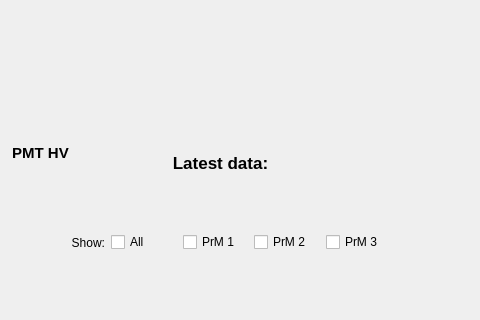
Above: sbndprmdaq/mainwindow.ui from marcodeltutto/SBNDPurityMonitorDAQ before the change; both pictures show x 0 to 480 and y 292 to 612 of the 1000 by 859 pixel window. Below: the same form after it.
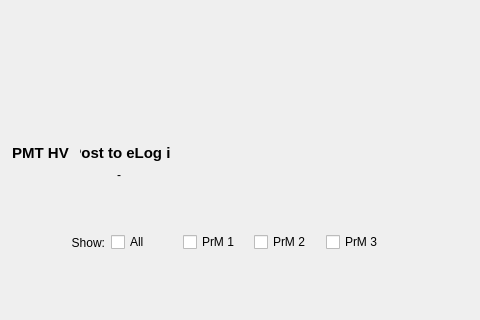
That is the form after the change. Icons and pictures are not drawn. Custom widgets are drawn as their Qt base class.

Commit message: Add timer to post to ecl on GUI

What changed in the file:
```diff
--- a/sbndprmdaq/mainwindow.ui
+++ b/sbndprmdaq/mainwindow.ui
@@ -122,28 +122,6 @@
     </property>
     <layout class="QHBoxLayout" name="_latest_data_layout"/>
    </widget>
-   <widget class="QLabel" name="label_2">
-    <property name="geometry">
-     <rect>
-      <x>170</x>
-      <y>420</y>
-      <width>101</width>
-      <height>31</height>
-     </rect>
-    </property>
-    <property name="font">
-     <font>
-      <pointsize>13</pointsize>
-      <bold>true</bold>
-     </font>
-    </property>
-    <property name="text">
-     <string>Latest data:</string>
-    </property>
-    <property name="alignment">
-     <set>Qt::AlignCenter</set>
-    </property>
-   </widget>
    <widget class="QWidget" name="horizontalLayoutWidget_3">
     <property name="geometry">
      <rect>
@@ -209,6 +187,44 @@
      <set>Qt::AlignCenter</set>
     </property>
    </widget>
+   <widget class="QLabel" name="label_4">
+    <property name="geometry">
+     <rect>
+      <x>80</x>
+      <y>410</y>
+      <width>91</width>
+      <height>31</height>
+     </rect>
+    </property>
+    <property name="font">
+     <font>
+      <pointsize>11</pointsize>
+      <bold>true</bold>
+     </font>
+    </property>
+    <property name="text">
+     <string>Post to eLog in</string>
+    </property>
+    <property name="alignment">
+     <set>Qt::AlignCenter</set>
+    </property>
+   </widget>
+   <widget class="QLabel" name="label_2">
+    <property name="geometry">
+     <rect>
+      <x>90</x>
+      <y>440</y>
+      <width>58</width>
+      <height>16</height>
+     </rect>
+    </property>
+    <property name="text">
+     <string>-</string>
+    </property>
+    <property name="alignment">
+     <set>Qt::AlignCenter</set>
+    </property>
+   </widget>
   </widget>
   <widget class="QMenuBar" name="menubar">
    <property name="geometry">
```
The commit also changes 4 other files.
